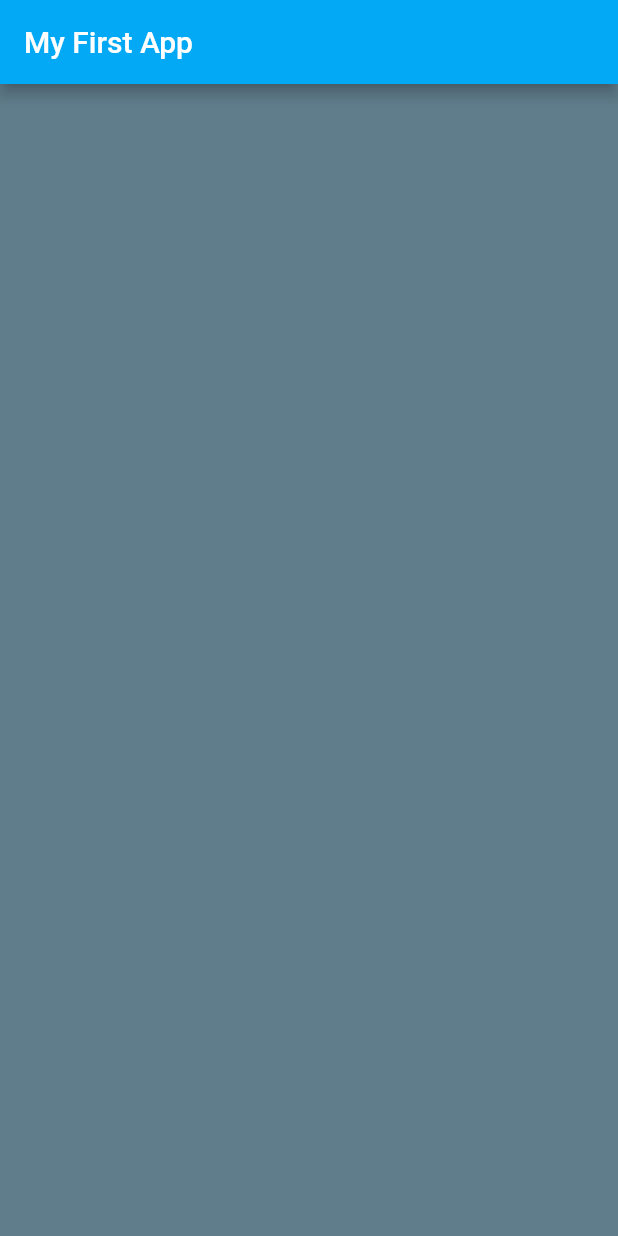
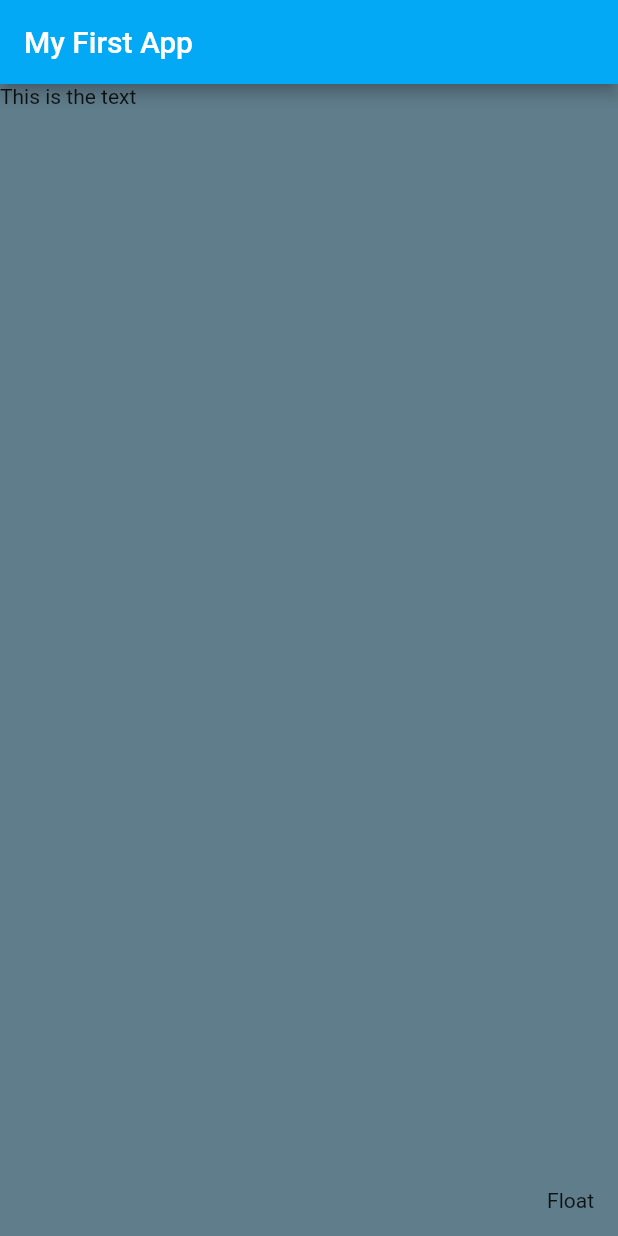
Before and after one commit to sacksaini/flutter_complete_guide, a Flutter app: the screen it shows after launch, on a phone screen of 412 x 824 dp. Run offline on Flutter 3.47's test engine with Material 2 defaults, Android fonts, the phone set to English and light mode, and no system bars.

Commit message:
Float at bottom

```diff
--- a/lib/main.dart
+++ b/lib/main.dart
@@ -15,6 +15,8 @@ class MyApp extends StatelessWidget {
             ),
             body: Scaffold(
               backgroundColor: Colors.blueGrey,
+              body: Text("This is the text"),
+              floatingActionButton: Text("Float"),
             )));
   }
 }
```
